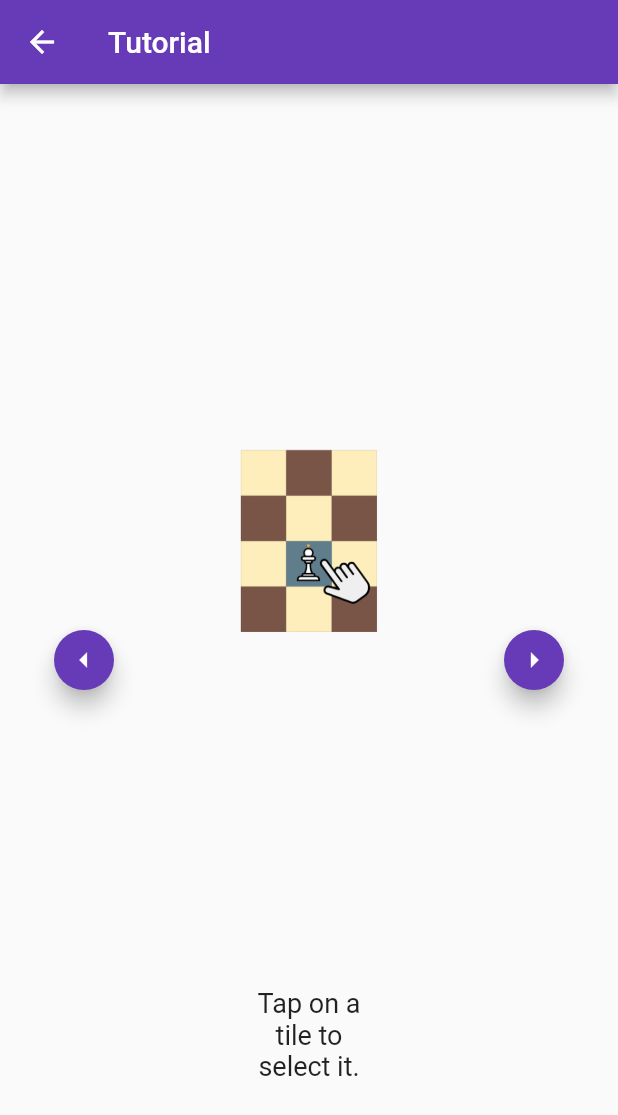
After one commit to hotakutsuki/minichess, a Flutter app: the screen it shows after launch, after a tap on "Tutorial", on a phone screen of 412 x 824 dp. The commit adds this screen. Shown: the top 1115 px of the screen. Run offline on Flutter 3.47's test engine with Material 2 defaults, Android fonts, the light colour scheme and no system bars; our stand-ins replace connectivity_plus.

Commit message:
added tutorial

```diff
--- a/lib/screens/HomeScreen.dart
+++ b/lib/screens/HomeScreen.dart
@@ -1,6 +1,7 @@
 import 'package:flutter/material.dart';
 import 'package:minichess/widgets/ChessGame.dart';
 import '../utils/Enums.dart';
+import 'Tutorial.dart';
 
 class HomeScreen extends StatelessWidget {
   setMode(context, gameMode mode) {
@@ -56,6 +57,20 @@ class HomeScreen extends StatelessWidget {
                       ),
                     ),
                   ),
+                  SizedBox(
+                    height: 40,
+                    width: 150,
+                    child: ElevatedButton(
+                      onPressed: () {
+                        Navigator.of(context).push(
+                          MaterialPageRoute(builder: (context) => Tutorial()),
+                        );
+                      },
+                      child: const Text(
+                        'Tutorial',
+                      ),
+                    ),
+                  ),
                 ],
               ),
             ),
--- /dev/null
+++ b/lib/screens/Tutorial.dart
@@ -0,0 +1,109 @@
+import 'package:flutter/material.dart';
+
+class Tutorial extends StatefulWidget {
+  const Tutorial({super.key});
+
+  @override
+  State<Tutorial> createState() => _TutorialState();
+}
+
+class _TutorialState extends State<Tutorial> {
+  final controller = PageController(
+    initialPage: 0,
+  );
+
+  bool diablePrev = false, disableNext = false;
+
+  @override
+  void initState() {
+    controller.addListener(() {
+      diablePrev = controller.page == 0;
+      disableNext = controller.page == 8;
+    });
+    super.initState();
+  }
+
+  Widget getPage(String image, String text) {
+    return Column(
+      mainAxisAlignment: MainAxisAlignment.center,
+      children: [
+        Container(
+          height: 500,
+          padding: const EdgeInsets.all(48.0),
+          child: Image.asset('assets/images/$image.png'),
+        ),
+        Padding(
+          padding: const EdgeInsets.all(48.0),
+          child: Text(text,
+              textAlign: TextAlign.center,
+              style:
+                  const TextStyle(fontSize: 18, fontWeight: FontWeight.w400)),
+        ),
+      ],
+    );
+  }
+
+  @override
+  Widget build(BuildContext context) {
+    return Scaffold(
+      appBar: AppBar(
+        title: const Text('Tutorial'),
+      ),
+      body: Row(
+        children: [
+          Center(
+            child: Padding(
+              padding: const EdgeInsets.all(32.0),
+              child: FloatingActionButton(
+                backgroundColor: diablePrev ? Colors.grey : Colors.deepPurple,
+                  heroTag: 'back',
+                  mini: true,
+                  child: const Icon(Icons.arrow_left),
+                  onPressed: () {
+                    controller.previousPage(
+                        duration: const Duration(milliseconds: 200),
+                        curve: Curves.ease);
+                  }),
+            ),
+          ),
+          Expanded(
+            child: PageView(
+              controller: controller,
+              children: [
+                getPage('1select', 'Tap on a tile to select it.'),
+                getPage(
+                    '2move', 'Tap on any of the highlighted tiles to move.'),
+                getPage('3takepng', 'Tap on an enemy tile to take it.'),
+                getPage('4grave',
+                    'When a piece is taken, it goes to you graveyard.'),
+                getPage(
+                    '5revive', 'You can invoke pieces from your graveyard.'),
+                getPage('6knigthpng',
+                    'Reach to the top to transform a Pawn into a Knight.'),
+                getPage('7win', 'Take the king to win.'),
+                getPage('8clock',
+                    'But watch out your clock. If it gets to 0, you lose.'),
+                getPage('9moves', 'These are the valid moves.'),
+              ],
+            ),
+          ),
+          Center(
+            child: Padding(
+              padding: const EdgeInsets.all(32.0),
+              child: FloatingActionButton(
+                  backgroundColor: disableNext ? Colors.grey : Colors.deepPurple,
+                  heroTag: 'forward',
+                  mini: true,
+                  child: const Icon(Icons.arrow_right),
+                  onPressed: () {
+                    controller.nextPage(
+                        duration: const Duration(milliseconds: 200),
+                        curve: Curves.bounceIn);
+                  }),
+            ),
+          ),
+        ],
+      ),
+    );
+  }
+}
```
Also changed, not shown: assets/images/1select.png (added), assets/images/2move.png (added), assets/images/3takepng.png (added), assets/images/4grave.png (added), assets/images/5revive.png (added), assets/images/6knigthpng.png (added), assets/images/7win.png (added), assets/images/8clock.png (added), assets/images/9moves.png (added), assets/images/m2.png (added), assets/images/m3psd.png (added), assets/images/m4png.png (added), assets/images/m5.png (added), 1 other file.
